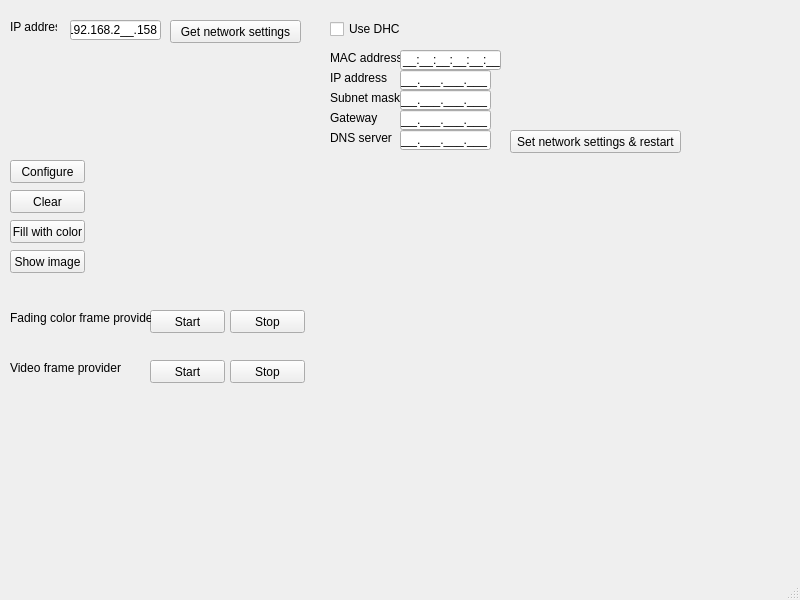
kant/esp32-big-led-matrix-dmx-controller, file playground/matrix_controller_lib_demo/main_window.ui: the form before one commit.
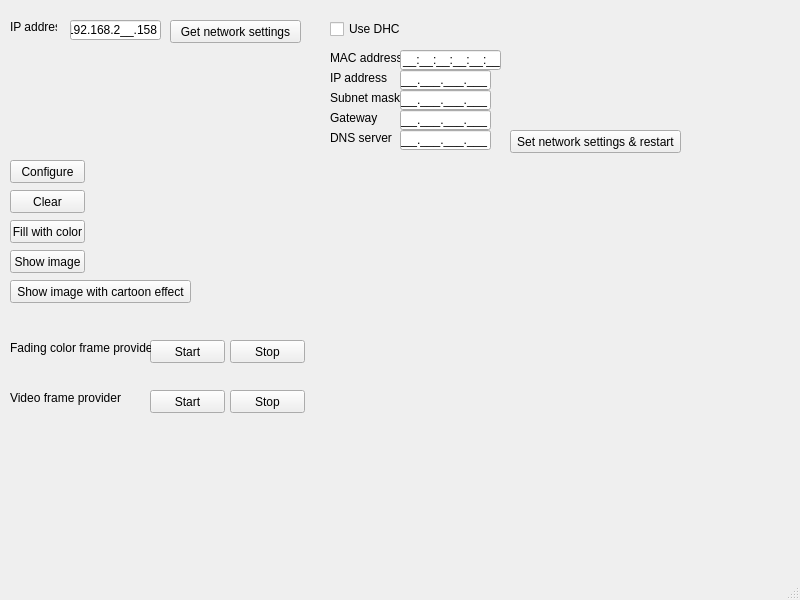
The form after the commit.

Commit message: added cartoon effect for still images to demo application

The edit to the form file:
```diff
--- a/playground/matrix_controller_lib_demo/main_window.ui
+++ b/playground/matrix_controller_lib_demo/main_window.ui
@@ -57,7 +57,7 @@
     <property name="geometry">
      <rect>
       <x>150</x>
-      <y>310</y>
+      <y>340</y>
       <width>75</width>
       <height>23</height>
      </rect>
@@ -70,7 +70,7 @@
     <property name="geometry">
      <rect>
       <x>230</x>
-      <y>310</y>
+      <y>340</y>
       <width>75</width>
       <height>23</height>
      </rect>
@@ -83,7 +83,7 @@
     <property name="geometry">
      <rect>
       <x>10</x>
-      <y>310</y>
+      <y>340</y>
       <width>141</width>
       <height>16</height>
      </rect>
@@ -96,7 +96,7 @@
     <property name="geometry">
      <rect>
       <x>10</x>
-      <y>360</y>
+      <y>390</y>
       <width>141</width>
       <height>16</height>
      </rect>
@@ -109,7 +109,7 @@
     <property name="geometry">
      <rect>
       <x>150</x>
-      <y>360</y>
+      <y>390</y>
       <width>75</width>
       <height>23</height>
      </rect>
@@ -122,7 +122,7 @@
     <property name="geometry">
      <rect>
       <x>230</x>
-      <y>360</y>
+      <y>390</y>
       <width>75</width>
       <height>23</height>
      </rect>
@@ -354,6 +354,19 @@
      <string>Show image</string>
     </property>
    </widget>
+   <widget class="QPushButton" name="btn_show_image_with_cartoon_effect">
+    <property name="geometry">
+     <rect>
+      <x>10</x>
+      <y>280</y>
+      <width>181</width>
+      <height>23</height>
+     </rect>
+    </property>
+    <property name="text">
+     <string>Show image with cartoon effect</string>
+    </property>
+   </widget>
   </widget>
   <widget class="QMenuBar" name="menubar">
    <property name="geometry">
```
The commit also changes 6 other files.
